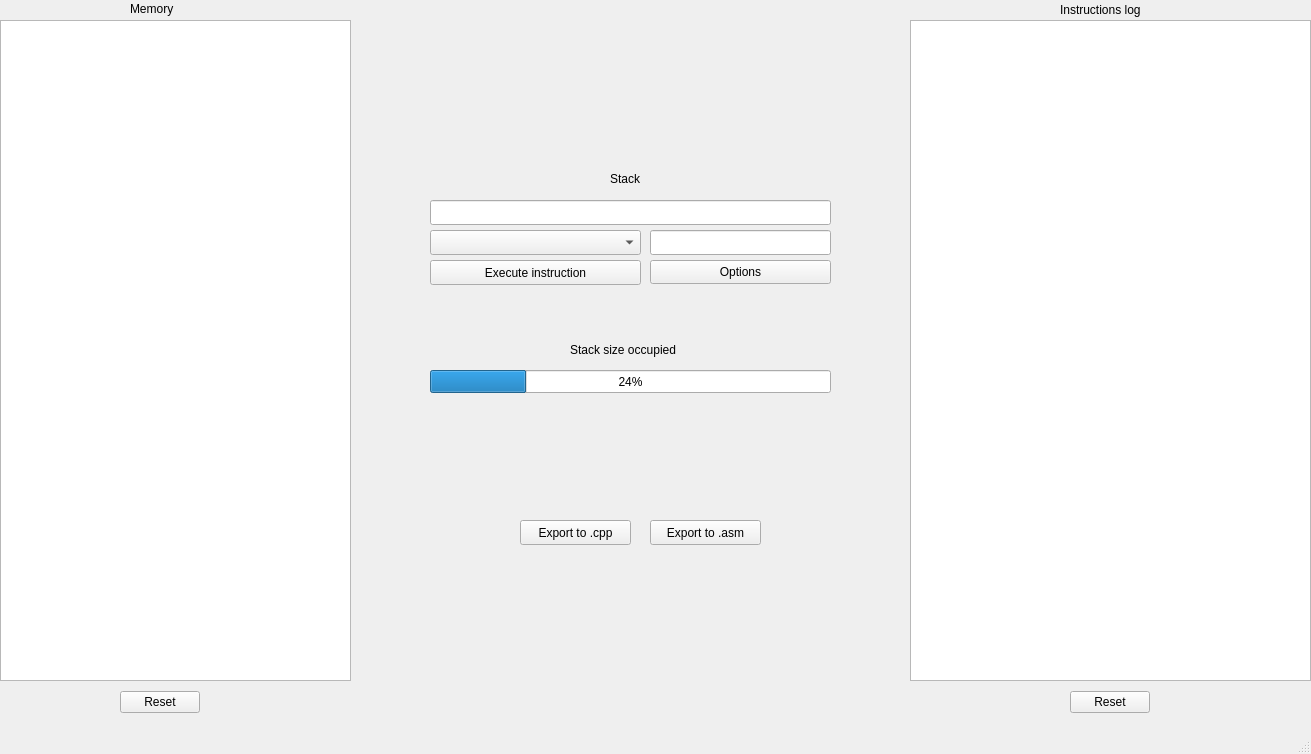
The window that Algorithms/StackInterpreter/mainwindow.ui (GuiTaglietti/C-) describes before a commit, drawn with Qt 5.
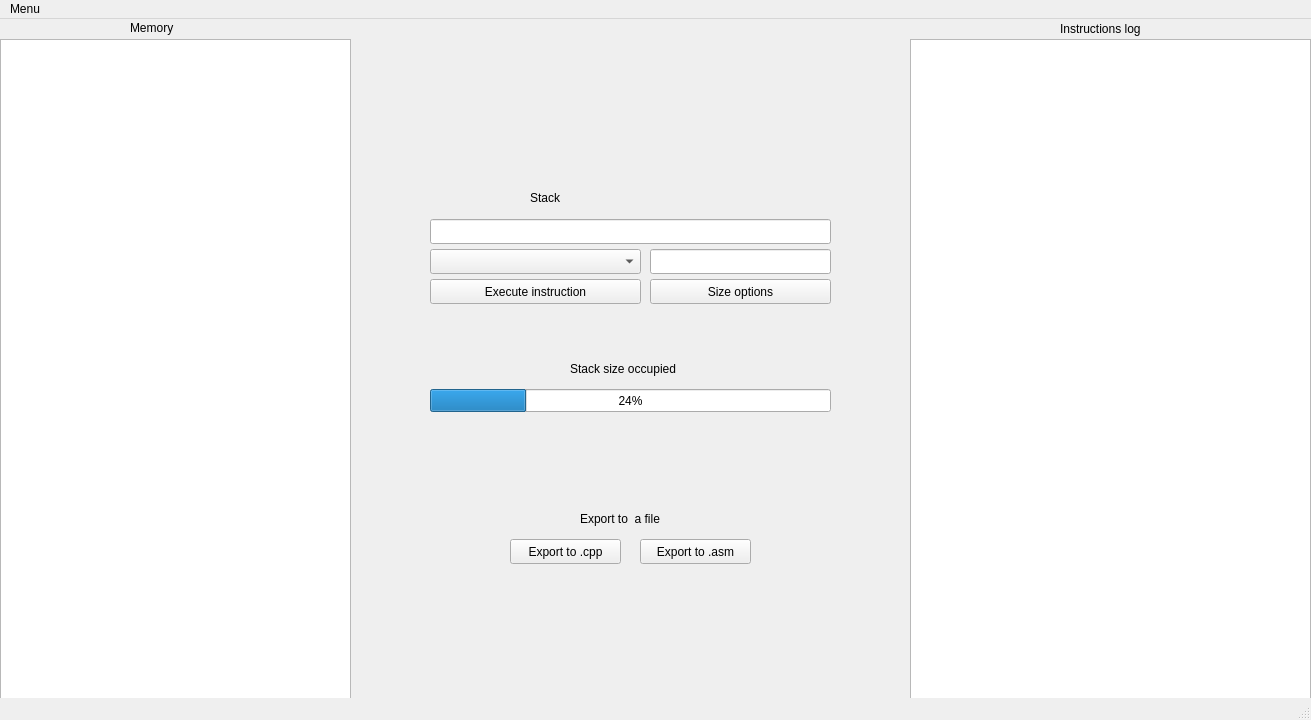
The same window after the commit.

Commit message: Updated UI / Resize memory & stack

Patch:
```diff
--- a/Algorithms/StackInterpreter/mainwindow.ui
+++ b/Algorithms/StackInterpreter/mainwindow.ui
@@ -7,7 +7,7 @@
     <x>0</x>
     <y>0</y>
     <width>1311</width>
-    <height>754</height>
+    <height>720</height>
    </rect>
   </property>
   <property name="windowTitle">
@@ -69,9 +69,9 @@
    <widget class="QLabel" name="label_stack">
     <property name="geometry">
      <rect>
-      <x>610</x>
+      <x>530</x>
       <y>170</y>
-      <width>67</width>
+      <width>211</width>
       <height>17</height>
      </rect>
     </property>
@@ -157,49 +157,10 @@
      <string>Memory</string>
     </property>
    </widget>
-   <widget class="QToolButton" name="options_button">
-    <property name="geometry">
-     <rect>
-      <x>650</x>
-      <y>260</y>
-      <width>181</width>
-      <height>24</height>
-     </rect>
-    </property>
-    <property name="text">
-     <string>Options</string>
-    </property>
-   </widget>
-   <widget class="QDialogButtonBox" name="reset_memory_log">
-    <property name="geometry">
-     <rect>
-      <x>120</x>
-      <y>690</y>
-      <width>166</width>
-      <height>25</height>
-     </rect>
-    </property>
-    <property name="standardButtons">
-     <set>QDialogButtonBox::Reset</set>
-    </property>
-   </widget>
-   <widget class="QDialogButtonBox" name="reset_instruction_log">
-    <property name="geometry">
-     <rect>
-      <x>1070</x>
-      <y>690</y>
-      <width>166</width>
-      <height>25</height>
-     </rect>
-    </property>
-    <property name="standardButtons">
-     <set>QDialogButtonBox::Reset</set>
-    </property>
-   </widget>
    <widget class="QPushButton" name="cpp_export_button">
     <property name="geometry">
      <rect>
-      <x>520</x>
+      <x>510</x>
       <y>520</y>
       <width>111</width>
       <height>25</height>
@@ -212,7 +173,7 @@
    <widget class="QPushButton" name="asm_export_button">
     <property name="geometry">
      <rect>
-      <x>650</x>
+      <x>640</x>
       <y>520</y>
       <width>111</width>
       <height>25</height>
@@ -222,6 +183,32 @@
      <string>Export to .asm</string>
     </property>
    </widget>
+   <widget class="QPushButton" name="options_button">
+    <property name="geometry">
+     <rect>
+      <x>650</x>
+      <y>260</y>
+      <width>181</width>
+      <height>25</height>
+     </rect>
+    </property>
+    <property name="text">
+     <string>Size options</string>
+    </property>
+   </widget>
+   <widget class="QLabel" name="label_2">
+    <property name="geometry">
+     <rect>
+      <x>580</x>
+      <y>490</y>
+      <width>121</width>
+      <height>20</height>
+     </rect>
+    </property>
+    <property name="text">
+     <string>Export to  a file</string>
+    </property>
+   </widget>
   </widget>
   <widget class="QMenuBar" name="menubar">
    <property name="geometry">
@@ -232,6 +219,13 @@
      <height>22</height>
     </rect>
    </property>
+   <widget class="QMenu" name="mainmenu">
+    <property name="title">
+     <string>Menu</string>
+    </property>
+    <addaction name="soon"/>
+   </widget>
+   <addaction name="mainmenu"/>
   </widget>
   <widget class="QStatusBar" name="statusbar"/>
  </widget>
```
Left out of the diff: 5 changed lines with no effect on the pictures. The commit also changes 15 other files.
